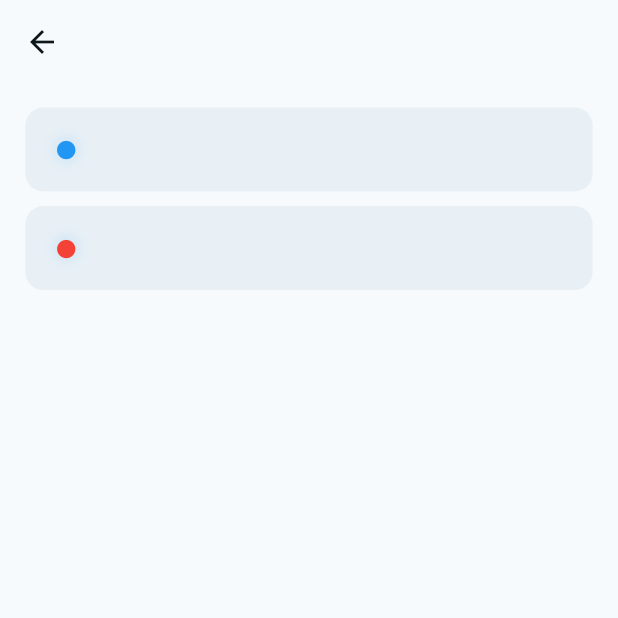
After one commit to MansourSayed2002/crazycar, a Flutter app: the SearchScreen screen opened directly, on a phone screen of 412 x 824 dp, the top half of it. The commit adds this screen. Run offline on Flutter 3.47's test engine with Material 3 defaults, Android fonts, the light colour scheme and no system bars; our stand-ins replace bloc, easy_localization, firebase_core, firebase_messaging, flutter_bloc, flutter_dotenv and 14 more; accounts and stored records are empty; statements that could not run were skipped.

Commit message:
finished create rider home screen and create search about place

```diff
--- a/assets/translations/ar.json
+++ b/assets/translations/ar.json
@@ -36,5 +36,6 @@
     "error":"خطأ",
     "violate_unique_phone":"الرقم موجود بالفعل",
     "violate_unique_token":"لا يمكنك استخدام حسابين على نفس التطبيق.",
-    "error_login":"خطأ في تسجيل الدخول"
+    "error_login":"خطأ في تسجيل الدخول",
+    "where_to_go": "إلى أين تريد أن تذهب؟"
 }
--- a/assets/translations/en.json
+++ b/assets/translations/en.json
@@ -36,6 +36,6 @@
     "error":"Error",
     "violate_unique_phone":"This phone number already exists",
     "violate_unique_token":"You cannot use two accounts on the same application.",
-    "error_login":"Error Login"
-
+    "error_login":"Error Login",
+    "where_to_go":"Where do you want to go?"
 }
--- a/lib/core/constants/text_app.dart
+++ b/lib/core/constants/text_app.dart
@@ -35,4 +35,5 @@ class TextApp {
   static const String violatesUniquePhone = 'violate_unique_phone';
   static const String violatesUniqueToken = 'violate_unique_token';
   static const String errorLogin = 'error_login';
+  static const String wheretogo = 'where_to_go';
 }
--- a/lib/core/get_it/get_it.dart
+++ b/lib/core/get_it/get_it.dart
@@ -6,6 +6,8 @@ import 'package:crazycar/features/auth/domain/usecase/create_verify_and_send_use
 import 'package:crazycar/features/auth/domain/usecase/login_usecase.dart';
 import 'package:crazycar/features/auth/domain/usecase/register_usecase.dart';
 import 'package:crazycar/features/auth/presentation/cubit/auth_cubit.dart';
+import 'package:crazycar/features/rider/home/domain/usecase/search_about_place_usecase.dart';
+import 'package:crazycar/features/rider/home/presentation/cubit/rider_home_cubit.dart';
 import 'package:get_it/get_it.dart';
 
 final GetIt getIt = GetIt.instance;
@@ -24,6 +26,7 @@ Future<void> setUp() async {
   getIt.registerLazySingleton(
     () => CompleteRegisterUsecase(authRepoAbs: getIt()),
   );
+  getIt.registerLazySingleton(() => SearchAboutPlaceUsecase());
 
   //===============================CUBIT STATREMANGEMENT==========================
   getIt.registerLazySingleton(
@@ -35,4 +38,7 @@ Future<void> setUp() async {
       completeRegisterUsecase: getIt(),
     ),
   );
+  getIt.registerLazySingleton(
+    () => RiderHomeCubit(searchAboutPlaceUsecase: getIt()),
+  );
 }
--- a/lib/crazycar_app.dart
+++ b/lib/crazycar_app.dart
@@ -1,4 +1,3 @@
-
 import 'package:crazycar/core/theme/theme_app.dart';
 
 import 'package:crazycar/features/intro/screen/splash_screen.dart';
@@ -18,7 +17,7 @@ class CrazycarApp extends StatelessWidget {
       builder: (_, child) {
         return MaterialApp(
           debugShowCheckedModeBanner: false,
-          theme: ThemeApp.dark,
+          theme: ThemeApp.light,
           localizationsDelegates: context.localizationDelegates,
           supportedLocales: context.supportedLocales,
           locale: context.locale,
--- a/lib/features/driver/home/presentation/widget/map_widget.dart
+++ b/lib/features/driver/home/presentation/widget/map_widget.dart
@@ -140,8 +140,8 @@ class _MapWidgetState extends State<MapWidget> {
 
     final result = await LocationApp.searchPlace(query);
 
-    if (result != null) {
-      final newPoint = LatLng(result.latitude, result.longitude);
+    if (result.isNotEmpty) {
+      final newPoint = LatLng(result.first.latitude, result.first.longitude);
 
       setState(() {
         point = newPoint;
--- /dev/null
+++ b/lib/features/rider/home/presentation/cubit/rider_home_cubit.dart
@@ -0,0 +1,28 @@
+import 'package:bloc/bloc.dart';
+import 'package:crazycar/core/class/location_app.dart';
+import 'package:crazycar/features/rider/home/domain/usecase/search_about_place_usecase.dart';
+import 'package:flutter/material.dart';
+import 'package:meta/meta.dart';
+
+part 'rider_home_state.dart';
+
+class RiderHomeCubit extends Cubit<RiderHomeState> {
+  RiderHomeCubit({required this.searchAboutPlaceUsecase})
+    : super(RiderHomeInitial());
+
+  late SearchAboutPlaceUsecase searchAboutPlaceUsecase;
+
+  TextEditingController searchFromController = TextEditingController();
+  TextEditingController searchToController = TextEditingController();
+
+  searchPlace() async {
+    emit(SearchLoading());
+    List<LocationWithName> locations = await searchAboutPlaceUsecase
+        .searchAboutPlace(searchToController.text);
+    if (locations.isNotEmpty) {
+      emit(SearchSuccess(locations: locations));
+    } else {
+      emit(SearchError(message: "not found"));
+    }
+  }
+}
--- /dev/null
+++ b/lib/features/rider/home/presentation/cubit/rider_home_state.dart
@@ -0,0 +1,24 @@
+part of 'rider_home_cubit.dart';
+
+@immutable
+sealed class RiderHomeState {}
+
+final class RiderHomeInitial extends RiderHomeState {}
+
+final class RiderHomeLoading extends RiderHomeState {}
+
+final class RiderHomeSuccess extends RiderHomeState {}
+
+final class RiderHomeError extends RiderHomeState {}
+
+final class SearchLoading extends RiderHomeState {}
+
+final class SearchSuccess extends RiderHomeState {
+  SearchSuccess({required this.locations});
+  final List<LocationWithName> locations;
+}
+
+final class SearchError extends RiderHomeState {
+  SearchError({required this.message});
+  final String message;
+}
--- /dev/null
+++ b/lib/features/rider/home/presentation/screen/search_screen.dart
@@ -0,0 +1,67 @@
+import 'package:crazycar/core/get_it/get_it.dart';
+import 'package:crazycar/features/rider/home/presentation/cubit/rider_home_cubit.dart';
+import 'package:crazycar/features/rider/home/presentation/widget/search_location_widget.dart';
+import 'package:flutter/material.dart';
+import 'package:flutter_bloc/flutter_bloc.dart';
+import 'package:flutter_screenutil/flutter_screenutil.dart';
+import 'package:gap/gap.dart';
+import 'package:geocoding/geocoding.dart';
+
+class SearchScreen extends StatefulWidget {
+  const SearchScreen({super.key, this.placemark});
+  final Placemark? placemark;
+
+  @override
+  State<SearchScreen> createState() => _SearchScreenState();
+}
+
+class _SearchScreenState extends State<SearchScreen> {
+  @override
+  void initState() {
+    getIt<RiderHomeCubit>().searchFromController.text =
+        widget.placemark!.locality.toString();
+    super.initState();
+  }
+
+  @override
+  Widget build(BuildContext context) {
+    return BlocProvider.value(
+      value: getIt<RiderHomeCubit>(),
+      child: Scaffold(
+        appBar: AppBar(),
+        body: Padding(
+          padding: EdgeInsets.symmetric(horizontal: 16.0.w, vertical: 16.0.h),
+          child: Column(
+            children: [
+              SearchLocationWidget(),
+              Gap(20.0.h),
+              BlocConsumer<RiderHomeCubit, RiderHomeState>(
+                listener: (context, state) {},
+                builder: (context, state) {
+                  return state is SearchSuccess
+                      ? Expanded(
+                        child: ListView.builder(
+                          itemCount: state.locations.length,
+                          itemBuilder:
+                              (context, index) => ListTile(
+                                title: Text(
+                                  state.locations[index].placeMark?.locality ??
+                                      "",
+                                ),
+                                subtitle: Text(
+                                  state.locations[index].placeMark?.street ??
+                                      "",
+                                ),
+                              ),
+                        ),
+                      )
+                      : SizedBox.shrink();
+                },
+              ),
+            ],
+          ),
+        ),
+      ),
+    );
+  }
+}
--- /dev/null
+++ b/lib/features/rider/home/presentation/widget/custom_icon_shadow.dart
@@ -0,0 +1,25 @@
+import 'package:flutter/material.dart';
+import 'package:flutter_screenutil/flutter_screenutil.dart';
+
+class CustomIconShadow extends StatelessWidget {
+  const CustomIconShadow({super.key, required this.icon, required this.colorIcon});
+  final IconData icon;
+  final Color colorIcon;
+  @override
+  Widget build(BuildContext context) {
+    return Container(
+      margin: EdgeInsets.all(20.0),
+      decoration: BoxDecoration(
+        shape: BoxShape.circle,
+        boxShadow: [
+          BoxShadow(
+            color: Colors.blue.withAlpha(40),
+            blurRadius: 8,
+            spreadRadius: .4,
+          ),
+        ],
+      ),
+      child: Icon(icon, color:colorIcon, size: 15.0.sp),
+    );
+  }
+}
--- /dev/null
+++ b/lib/features/rider/home/presentation/widget/search_location_widget.dart
@@ -0,0 +1,40 @@
+import 'package:crazycar/core/get_it/get_it.dart';
+import 'package:crazycar/features/rider/home/presentation/cubit/rider_home_cubit.dart';
+import 'package:crazycar/features/rider/home/presentation/widget/custom_icon_shadow.dart';
+import 'package:flutter/material.dart';
+import 'package:flutter_screenutil/flutter_screenutil.dart';
+import 'package:gap/gap.dart';
+
+class SearchLocationWidget extends StatelessWidget {
+  const SearchLocationWidget({super.key});
+
+  @override
+  Widget build(BuildContext context) {
+    return Column(
+      children: [
+        TextFormField(
+          controller: getIt<RiderHomeCubit>().searchFromController,
+          decoration: InputDecoration(
+            prefixIcon: CustomIconShadow(
+              icon: Icons.circle,
+              colorIcon: Colors.blue,
+            ),
+          ),
+        ),
+        Gap(10.0.h),
+        TextFormField(
+          controller: getIt<RiderHomeCubit>().searchToController,
+          onFieldSubmitted: (value) {
+            getIt<RiderHomeCubit>().searchPlace();
+          },
+          decoration: InputDecoration(
+            prefixIcon: CustomIconShadow(
+              icon: Icons.circle,
+              colorIcon: Colors.red,
+            ),
+          ),
+        ),
+      ],
+    );
+  }
+}
```
Also changed, not shown: lib/core/class/location_app.dart (+32 -3 lines), lib/features/intro/screen/splash_screen.dart (+8 -1 lines), lib/features/rider/home/domain/usecase/search_about_place_usecase.dart (added, +27 -0 lines), lib/features/rider/home/presentation/screen/rider_home_screen.dart (+111 -1 lines).
